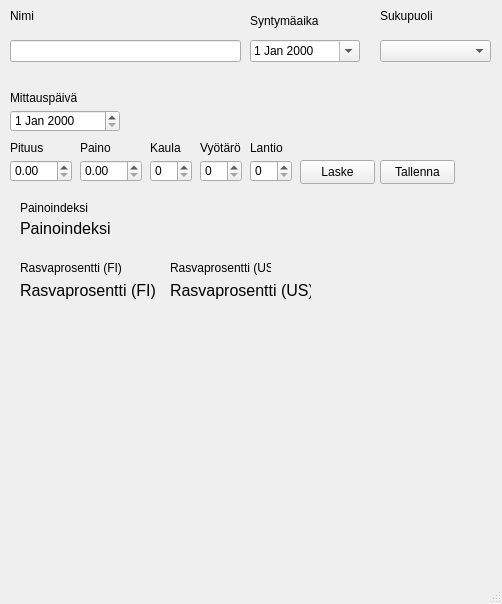
This is main.ui in MariaRantanen/FitnessGUI as Qt 5 draws it before an edit. The edited form follows.
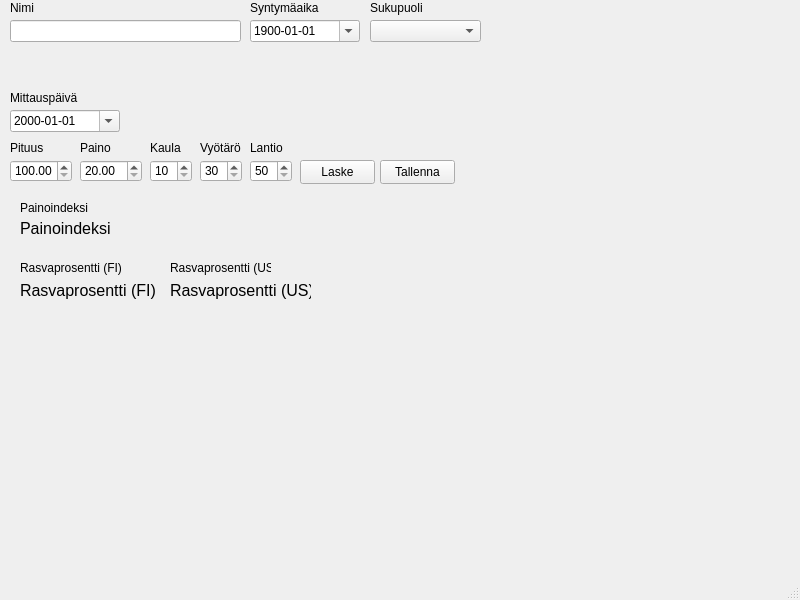
This is the edited form.

What changed in the file:
```diff
--- a/main.ui
+++ b/main.ui
@@ -6,8 +6,8 @@
    <rect>
     <x>0</x>
     <y>0</y>
-    <width>502</width>
-    <height>604</height>
+    <width>800</width>
+    <height>600</height>
    </rect>
   </property>
   <property name="windowTitle">
@@ -18,7 +18,7 @@
     <property name="geometry">
      <rect>
       <x>10</x>
-      <y>40</y>
+      <y>20</y>
       <width>231</width>
       <height>22</height>
      </rect>
@@ -38,7 +38,7 @@
       <x>10</x>
       <y>0</y>
       <width>49</width>
-      <height>31</height>
+      <height>16</height>
      </rect>
     </property>
     <property name="text">
@@ -54,6 +54,15 @@
       <height>22</height>
      </rect>
     </property>
+    <property name="locale">
+     <locale language="Finnish" country="Finland"/>
+    </property>
+    <property name="displayFormat">
+     <string>yyyy-MM-dd</string>
+    </property>
+    <property name="calendarPopup">
+     <bool>true</bool>
+    </property>
    </widget>
    <widget class="QLabel" name="label">
     <property name="geometry">
@@ -77,6 +86,15 @@
       <height>22</height>
      </rect>
     </property>
+    <property name="minimum">
+     <double>100.000000000000000</double>
+    </property>
+    <property name="maximum">
+     <double>400.000000000000000</double>
+    </property>
+    <property name="stepType">
+     <enum>QAbstractSpinBox::DefaultStepType</enum>
+    </property>
    </widget>
    <widget class="QLabel" name="label_2">
     <property name="geometry">
@@ -100,6 +118,12 @@
       <height>22</height>
      </rect>
     </property>
+    <property name="minimum">
+     <double>20.000000000000000</double>
+    </property>
+    <property name="maximum">
+     <double>3000.000000000000000</double>
+    </property>
    </widget>
    <widget class="QLabel" name="label_3">
     <property name="geometry">
@@ -123,6 +147,9 @@
       <height>22</height>
      </rect>
     </property>
+    <property name="minimum">
+     <number>10</number>
+    </property>
    </widget>
    <widget class="QSpinBox" name="waistSpinBox">
     <property name="geometry">
@@ -133,6 +160,12 @@
       <height>22</height>
      </rect>
     </property>
+    <property name="minimum">
+     <number>30</number>
+    </property>
+    <property name="maximum">
+     <number>200</number>
+    </property>
    </widget>
    <widget class="QSpinBox" name="hipSpinBox">
     <property name="geometry">
@@ -143,6 +176,12 @@
       <height>22</height>
      </rect>
     </property>
+    <property name="minimum">
+     <number>50</number>
+    </property>
+    <property name="maximum">
+     <number>200</number>
+    </property>
    </widget>
    <widget class="QLabel" name="label_4">
     <property name="geometry">
@@ -209,13 +248,42 @@
      <string>Tallenna</string>
     </property>
    </widget>
+   <widget class="QDateEdit" name="birthDateEdit">
+    <property name="geometry">
+     <rect>
+      <x>250</x>
+      <y>20</y>
+      <width>110</width>
+      <height>22</height>
+     </rect>
+    </property>
+    <property name="locale">
+     <locale language="Finnish" country="Finland"/>
+    </property>
+    <property name="dateTime">
+     <datetime>
+      <hour>0</hour>
+      <minute>0</minute>
+      <second>0</second>
+      <year>1900</year>
+      <month>1</month>
+      <day>1</day>
+     </datetime>
+    </property>
+    <property name="displayFormat">
+     <string>yyyy-MM-dd</string>
+    </property>
+    <property name="calendarPopup">
+     <bool>true</bool>
+    </property>
+   </widget>
    <widget class="QLabel" name="label_7">
     <property name="geometry">
      <rect>
       <x>250</x>
       <y>0</y>
-      <width>121</width>
-      <height>41</height>
+      <width>91</width>
+      <height>16</height>
      </rect>
     </property>
     <property name="text">
@@ -225,8 +293,8 @@
    <widget class="QComboBox" name="genderComboBox">
     <property name="geometry">
      <rect>
-      <x>380</x>
-      <y>40</y>
+      <x>370</x>
+      <y>20</y>
       <width>111</width>
       <height>22</height>
      </rect>
@@ -253,7 +321,7 @@
      <rect>
       <x>20</x>
       <y>220</y>
-      <width>101</width>
+      <width>311</width>
       <height>16</height>
      </rect>
     </property>
@@ -344,29 +412,16 @@
    <widget class="QLabel" name="label_14">
     <property name="geometry">
      <rect>
-      <x>380</x>
+      <x>370</x>
       <y>0</y>
-      <width>91</width>
-      <height>31</height>
+      <width>61</width>
+      <height>16</height>
      </rect>
     </property>
     <property name="text">
      <string>Sukupuoli</string>
     </property>
    </widget>
-   <widget class="QDateEdit" name="dateEdit">
-    <property name="geometry">
-     <rect>
-      <x>250</x>
-      <y>40</y>
-      <width>110</width>
-      <height>22</height>
-     </rect>
-    </property>
-    <property name="calendarPopup">
-     <bool>true</bool>
-    </property>
-   </widget>
   </widget>
   <widget class="QMenuBar" name="menubar">
    <property name="geometry">
```
Left out of the diff: 2 changed lines with no effect on the pictures.
